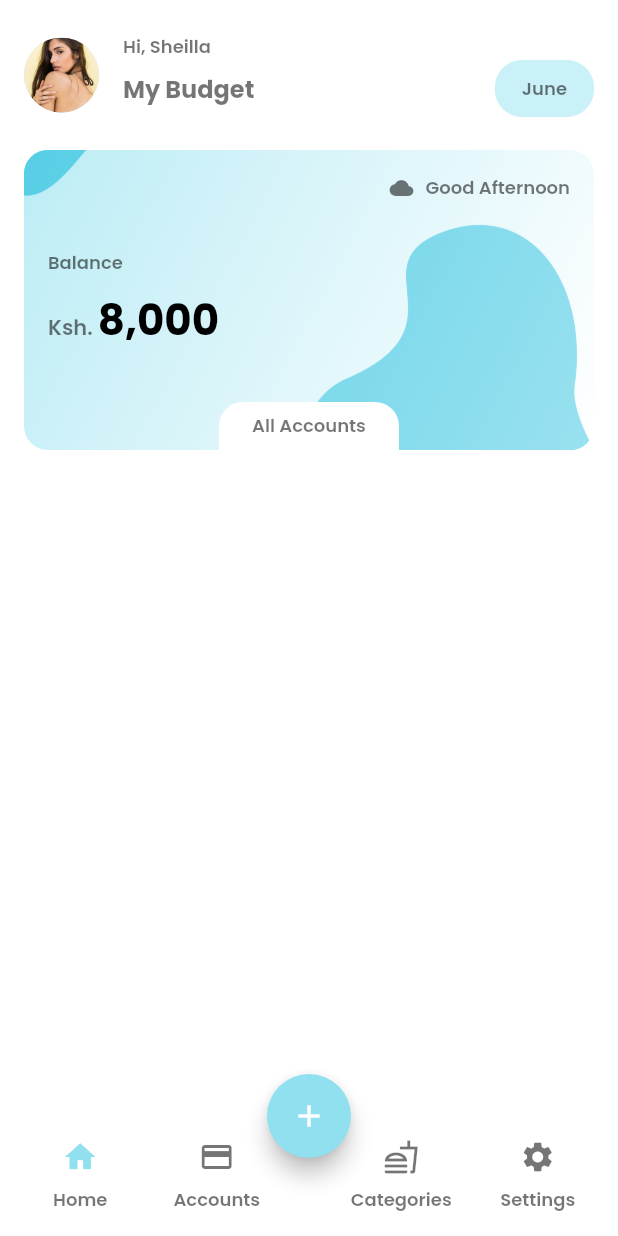
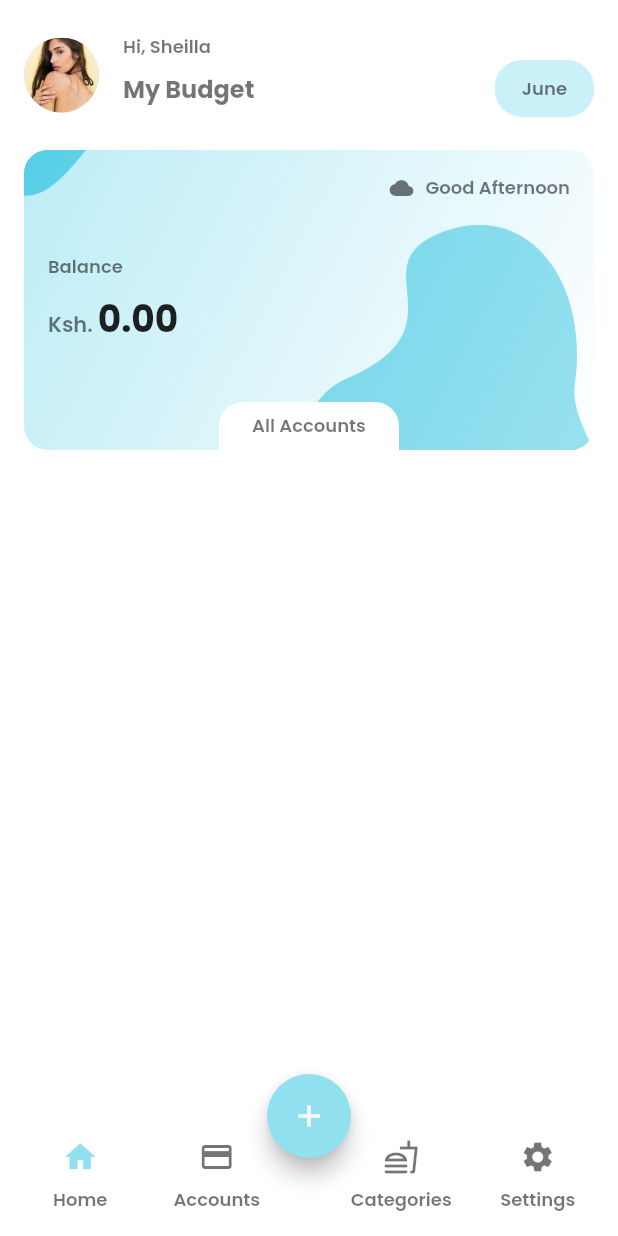
Before and after one commit to KenStarry/Budgetly, a Flutter app: the screen it shows after launch, on a phone screen of 412 x 824 dp. Run offline on Flutter 3.47's test engine with Material 2 defaults, Android fonts, the light colour scheme and no system bars; our stand-ins replace get, get_it, hive, hive_flutter; missing offline and left inert: dart:ffi; accounts and stored records are empty.

Commit message:
Implemented live update of balance

```diff
--- a/lib/features/feature_accounts/presentation/accounts_screen.dart
+++ b/lib/features/feature_accounts/presentation/accounts_screen.dart
@@ -1,5 +1,6 @@
 import 'package:budgetly/core/domain/models/account.dart';
 import 'package:budgetly/core/utils/hive_utils.dart';
+import 'package:budgetly/core/utils/math_utils.dart';
 import 'package:budgetly/features/feature_accounts/presentation/components/account_card.dart';
 import 'package:budgetly/features/feature_accounts/presentation/components/accounts_list.dart';
 import 'package:flutter/material.dart';
@@ -53,7 +54,7 @@ class _AccountsScreenState extends State<AccountsScreen> {
                         color: Theme.of(context).primaryColor.withOpacity(0.2),
                         borderRadius: BorderRadius.circular(16)),
                     child: Obx(() => Text(
-                          accountsController.total.value.toString(),
+                          'Ksh. ${MathUtils.addComma(number: accountsController.total.value)}',
                           style: Theme.of(context).textTheme.bodySmall,
                         )),
                   )
--- a/lib/features/feature_accounts/presentation/components/accounts_list.dart
+++ b/lib/features/feature_accounts/presentation/components/accounts_list.dart
@@ -18,7 +18,9 @@ class AccountsList extends StatelessWidget {
       valueListenable: accountsController.accounts.value,
       builder: (context, box, widget) {
 
-        accountsController.getTotal(box);
+        WidgetsBinding.instance.addPostFrameCallback((_) {
+          accountsController.getTotal(box);
+        });
 
         return ListView.separated(
         physics: const BouncingScrollPhysics(),
--- a/lib/features/feature_home/presentation/components/balance_card.dart
+++ b/lib/features/feature_home/presentation/components/balance_card.dart
@@ -1,8 +1,15 @@
 import 'package:budgetly/theme/my_colors.dart';
 import 'package:flutter/material.dart';
+import 'package:get/get.dart';
+import 'package:get/get_core/src/get_main.dart';
+
+import '../../../../core/utils/math_utils.dart';
+import '../../../feature_accounts/presentation/controller/accounts_controller.dart';
 
 class BalanceCard extends StatelessWidget {
-  const BalanceCard({Key? key}) : super(key: key);
+  BalanceCard({Key? key}) : super(key: key);
+
+  final AccountsController accountsController = Get.find();
 
   @override
   Widget build(BuildContext context) {
@@ -54,14 +61,16 @@ class BalanceCard extends StatelessWidget {
                       const SizedBox(
                         height: 8,
                       ),
-                      Text.rich(TextSpan(children: [
-                        TextSpan(
-                            text: "Ksh. ",
-                            style: Theme.of(context).textTheme.bodyMedium),
-                        TextSpan(
-                            text: "8,000",
-                            style: Theme.of(context).textTheme.titleLarge),
-                      ]))
+                      Obx(
+                        () => Text.rich(TextSpan(children: [
+                          TextSpan(
+                              text: "Ksh. ",
+                              style: Theme.of(context).textTheme.bodyMedium),
+                          TextSpan(
+                              text: MathUtils.addComma(number: accountsController.total.value),
+                              style: Theme.of(context).textTheme.titleMedium),
+                        ])),
+                      )
                     ],
                   )),
 
```
